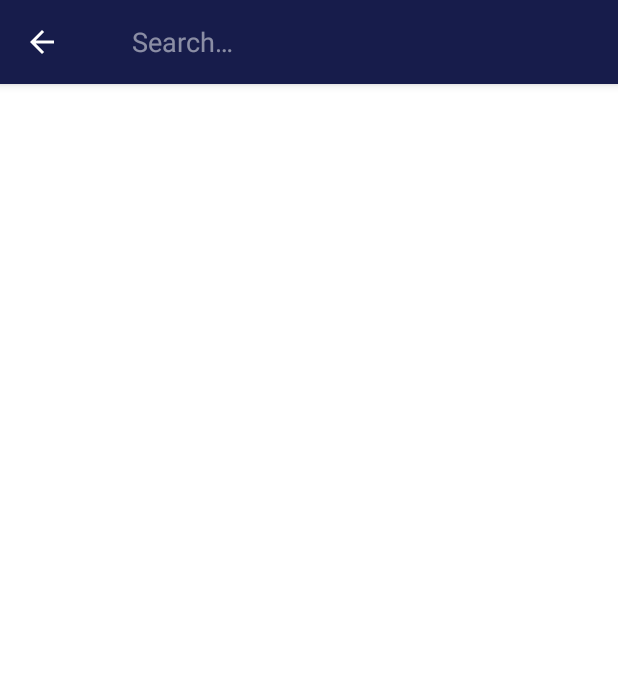
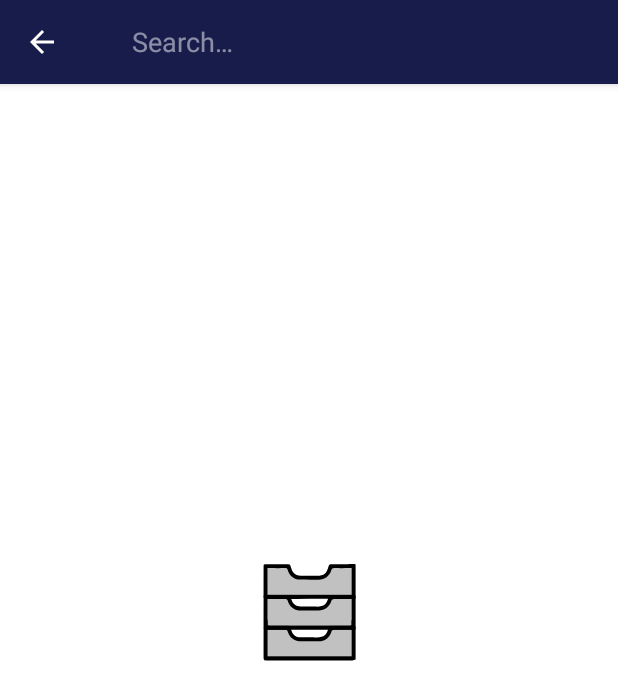
Before and after one commit to rizqyfitrianto1/Seribu-Tour, an Android app: the ListByCategoryAct screen opened directly, with no data from a screen before it, after a tap on "Cari", on a phone screen of 412 x 824 dp. Shown: the top 700 px of the screen. Run offline under Robolectric (Android 15) with nearby library versions, the phone set to English and light mode, and no system bars; our stand-ins replace Firebase (no records; nobody signed in at launch, a user with empty details on screens opened directly); libraries missing offline, so code that uses them is left out: es.dmoral.toasty.

Commit message:
second commit

```diff
--- a/app/src/main/java/com/example/belajarmaps/Admin/Activity/AccountAdminActivity.kt
+++ b/app/src/main/java/com/example/belajarmaps/Admin/Activity/AccountAdminActivity.kt
@@ -60,7 +60,7 @@ class AccountAdminActivity : AppCompatActivity() {
     private fun getDataUser() {
         val firebaseUser = FirebaseAuth.getInstance().currentUser?.uid.toString()
         reference = FirebaseDatabase.getInstance().reference.child("Users")
-        reference.child(firebaseUser).addListenerForSingleValueEvent(object : ValueEventListener {
+        reference.child(firebaseUser).addValueEventListener(object : ValueEventListener {
             override fun onDataChange(p0: DataSnapshot) {
                 if (p0.exists()){
                     val photo = p0.child("photo").value.toString()
--- a/app/src/main/java/com/example/belajarmaps/Admin/Activity/CategoryActivity.kt
+++ b/app/src/main/java/com/example/belajarmaps/Admin/Activity/CategoryActivity.kt
@@ -51,9 +51,10 @@ class CategoryActivity : AppCompatActivity() {
 
     private fun getCategory() {
         reference = FirebaseDatabase.getInstance().reference.child("Category")
-        reference.addListenerForSingleValueEvent(object : ValueEventListener {
+        reference.addValueEventListener(object : ValueEventListener {
             override fun onDataChange(dataSnapshot: DataSnapshot) {
                 if(dataSnapshot.exists()) {
+                    backup.visibility = View.GONE
                     mCategory.clear()
                     for (datasnapshot1: DataSnapshot in dataSnapshot.children) {
                         val p: Category = datasnapshot1.getValue(Category::class.java) as Category
@@ -62,9 +63,6 @@ class CategoryActivity : AppCompatActivity() {
                     categoryAdapter = CategoryAdminAdapter(mCategory , this@CategoryActivity)
                     recyclerView.adapter = categoryAdapter
                     categoryAdapter.notifyDataSetChanged()
-                }else{
-                    recyclerView.visibility = View.GONE
-                    backup.visibility = View.VISIBLE
                 }
             }
 
--- a/app/src/main/java/com/example/belajarmaps/Admin/Activity/FAQAdminActivtiy.kt
+++ b/app/src/main/java/com/example/belajarmaps/Admin/Activity/FAQAdminActivtiy.kt
@@ -54,9 +54,10 @@ class FAQAdminActivtiy : AppCompatActivity() {
     }
 
     private fun getFAQ() {
-        reference.addListenerForSingleValueEvent(object : ValueEventListener {
+        reference.addValueEventListener(object : ValueEventListener {
             override fun onDataChange(dataSnapshot: DataSnapshot) {
                 if (dataSnapshot.exists()) {
+                    backup_faq.visibility = View.GONE
                     mFAQ.clear()
                     for (datasnapshot1: DataSnapshot in dataSnapshot.children) {
                         val faq: FAQ = datasnapshot1.getValue(FAQ::class.java) as FAQ
@@ -65,9 +66,6 @@ class FAQAdminActivtiy : AppCompatActivity() {
                     faqAdapter = FAQAdminAdapter(mFAQ, this@FAQAdminActivtiy)
                     recyclerView.adapter = faqAdapter
                     faqAdapter.notifyDataSetChanged()
-                } else {
-                    recyclerView.visibility = View.GONE
-                    backup_faq.visibility = View.VISIBLE
                 }
             }
 
--- a/app/src/main/java/com/example/belajarmaps/Admin/Activity/PaketWisataActivity.kt
+++ b/app/src/main/java/com/example/belajarmaps/Admin/Activity/PaketWisataActivity.kt
@@ -65,10 +65,11 @@ class PaketWisataActivity : AppCompatActivity() {
 
     private fun getWisata() {
         reference = FirebaseDatabase.getInstance().reference.child("Wisata")
-        reference.addListenerForSingleValueEvent(object : ValueEventListener {
+        reference.addValueEventListener(object : ValueEventListener {
             override fun onDataChange(dataSnapshot: DataSnapshot) {
                 if(dataSnapshot.exists()) {
                     mWisata.clear()
+                    backup.visibility = View.GONE
                     for (datasnapshot1: DataSnapshot in dataSnapshot.children) {
                         val p: Wisata = datasnapshot1.getValue(Wisata::class.java) as Wisata
                         mWisata.add(p)
@@ -76,9 +77,6 @@ class PaketWisataActivity : AppCompatActivity() {
                     wisataAdapter = WisataAdminAdapter(mWisata, this@PaketWisataActivity)
                     recyclerView.adapter = wisataAdapter
                     wisataAdapter.notifyDataSetChanged()
-                }else{
-                    recyclerView.visibility = View.GONE
-                    backup.visibility = View.VISIBLE
                 }
             }
 
--- a/app/src/main/java/com/example/belajarmaps/Admin/Fragment/OrderActiveFragment.kt
+++ b/app/src/main/java/com/example/belajarmaps/Admin/Fragment/OrderActiveFragment.kt
@@ -41,7 +41,7 @@ class OrderActiveFragment : Fragment() {
 
     private fun getOrders() {
         reference = FirebaseDatabase.getInstance().reference.child("Order")
-        reference.orderByChild("status").equalTo("Ticket Aktif").addListenerForSingleValueEvent(object : ValueEventListener {
+        reference.orderByChild("status").equalTo("Ticket Aktif").addValueEventListener(object : ValueEventListener {
             override fun onDataChange(dataSnapshot: DataSnapshot) {
                 if(dataSnapshot.exists()) {
                     mTicket.clear()
--- a/app/src/main/java/com/example/belajarmaps/Admin/Fragment/OrderUsedFragment.kt
+++ b/app/src/main/java/com/example/belajarmaps/Admin/Fragment/OrderUsedFragment.kt
@@ -41,7 +41,7 @@ class OrderUsedFragment : Fragment() {
 
     private fun getOrders() {
         reference = FirebaseDatabase.getInstance().reference.child("Order")
-        reference.orderByChild("status").equalTo("Sudah Digunakan").addListenerForSingleValueEvent(object : ValueEventListener {
+        reference.orderByChild("status").equalTo("Sudah Digunakan").addValueEventListener(object : ValueEventListener {
             override fun onDataChange(dataSnapshot: DataSnapshot) {
                 if(dataSnapshot.exists()) {
                     mTicket.clear()
--- a/app/src/main/java/com/example/belajarmaps/Customer/Fragment/AccountFragment.kt
+++ b/app/src/main/java/com/example/belajarmaps/Customer/Fragment/AccountFragment.kt
@@ -76,7 +76,7 @@ class AccountFragment : Fragment() {
     private fun getDataUser(){
         val firebaseUser = FirebaseAuth.getInstance().currentUser?.uid.toString()
         reference = FirebaseDatabase.getInstance().reference.child("Users")
-        reference.child(firebaseUser).addListenerForSingleValueEvent(object : ValueEventListener {
+        reference.child(firebaseUser).addValueEventListener(object : ValueEventListener {
             override fun onDataChange(p0: DataSnapshot) {
                 if (p0.exists()){
                     val photo = p0.child("photo").value.toString()
--- a/app/src/main/java/com/example/belajarmaps/Customer/Fragment/TicketActiveFragment.kt
+++ b/app/src/main/java/com/example/belajarmaps/Customer/Fragment/TicketActiveFragment.kt
@@ -49,9 +49,10 @@ class TicketActiveFragment : Fragment() {
     private fun getTicket(userid: String) {
         reference = FirebaseDatabase.getInstance().reference.child("MyTicket").child(userid)
         reference.orderByChild("status").equalTo("Ticket Aktif")
-            .addListenerForSingleValueEvent(object : ValueEventListener {
+            .addValueEventListener(object : ValueEventListener {
                 override fun onDataChange(dataSnapshot: DataSnapshot) {
                     if(dataSnapshot.exists()) {
+                        ll_no_ticket.visibility = View.GONE
                         mTicket.clear()
                         for (datasnapshot1: DataSnapshot in dataSnapshot.children) {
                             val p: Ticket = datasnapshot1.getValue(Ticket::class.java) as Ticket
@@ -60,8 +61,6 @@ class TicketActiveFragment : Fragment() {
                         ticketAdapter = context?.let { TicketAdapter(mTicket, it) }!!
                         recyclerView.adapter = ticketAdapter
                         ticketAdapter.notifyDataSetChanged()
-                    }else{
-                        ll_no_ticket.visibility = View.VISIBLE
                     }
                 }
 
--- a/app/src/main/java/com/example/belajarmaps/Customer/Fragment/TicketUsedFragment.kt
+++ b/app/src/main/java/com/example/belajarmaps/Customer/Fragment/TicketUsedFragment.kt
@@ -48,9 +48,10 @@ class TicketUsedFragment : Fragment() {
     private fun getTicket(userid: String) {
         reference = FirebaseDatabase.getInstance().reference.child("MyTicket").child(userid)
         reference.orderByChild("status").equalTo("Sudah Digunakan")
-            .addListenerForSingleValueEvent(object : ValueEventListener {
+            .addValueEventListener(object : ValueEventListener {
                 override fun onDataChange(dataSnapshot: DataSnapshot) {
                     if(dataSnapshot.exists()) {
+                        ll_no_ticket.visibility = View.GONE
                         mTicket.clear()
                         for (datasnapshot1: DataSnapshot in dataSnapshot.children) {
                             val p: Ticket = datasnapshot1.getValue(Ticket::class.java) as Ticket
@@ -59,8 +60,6 @@ class TicketUsedFragment : Fragment() {
                         ticketAdapter = context?.let { TicketAdapter(mTicket, it) }!!
                         recyclerView.adapter = ticketAdapter
                         ticketAdapter.notifyDataSetChanged()
-                    }else{
-                        ll_no_ticket.visibility = View.VISIBLE
                     }
                 }
 
--- a/app/src/main/res/layout/activity_category.xml
+++ b/app/src/main/res/layout/activity_category.xml
@@ -42,7 +42,6 @@
 
     <RelativeLayout
             android:id="@+id/backup"
-            android:visibility="gone"
             android:layout_width="match_parent"
             android:layout_height="match_parent">
 
--- a/app/src/main/res/layout/activity_faq_admin.xml
+++ b/app/src/main/res/layout/activity_faq_admin.xml
@@ -30,7 +30,6 @@
 
     <RelativeLayout
             android:id="@+id/backup_faq"
-            android:visibility="gone"
             android:layout_width="match_parent"
             android:layout_height="match_parent">
 
--- a/app/src/main/res/layout/activity_list_by_category.xml
+++ b/app/src/main/res/layout/activity_list_by_category.xml
@@ -39,6 +39,25 @@
     </ScrollView>
 
     <RelativeLayout
+            android:id="@+id/backup"
+            android:layout_width="match_parent"
+            android:layout_height="match_parent">
+
+        <com.airbnb.lottie.LottieAnimationView
+                android:layout_marginTop="10dp"
+                app:lottie_fileName="11192-empty.json"
+                app:lottie_loop="true"
+                app:lottie_autoPlay="true"
+                android:layout_centerInParent="true"
+                android:scaleType="fitXY"
+                android:layout_width="120dp"
+                android:layout_height="120dp">
+
+        </com.airbnb.lottie.LottieAnimationView>
+
+    </RelativeLayout>
+
+    <RelativeLayout
             android:id="@+id/loading"
             android:visibility="gone"
             android:layout_width="match_parent"
--- a/app/src/main/res/layout/activity_paket_wisata.xml
+++ b/app/src/main/res/layout/activity_paket_wisata.xml
@@ -42,7 +42,6 @@
 
     <RelativeLayout
             android:id="@+id/backup"
-            android:visibility="gone"
             android:layout_width="match_parent"
             android:layout_height="match_parent">
 
--- a/app/src/main/res/layout/fragment_ticket_active.xml
+++ b/app/src/main/res/layout/fragment_ticket_active.xml
@@ -25,7 +25,6 @@
 
     <LinearLayout
             android:id="@+id/ll_no_ticket"
-            android:visibility="gone"
             android:layout_width="wrap_content"
             android:layout_height="wrap_content"
             android:layout_centerInParent="true"
--- a/app/src/main/res/layout/fragment_ticket_used.xml
+++ b/app/src/main/res/layout/fragment_ticket_used.xml
@@ -25,7 +25,6 @@
 
     <LinearLayout
             android:id="@+id/ll_no_ticket"
-            android:visibility="gone"
             android:layout_width="wrap_content"
             android:layout_height="wrap_content"
             android:layout_centerInParent="true"
```
Also changed, not shown: app/src/main/java/com/example/belajarmaps/Admin/Activity/QueryAndSearchAct.kt (+12 -2 lines), app/src/main/java/com/example/belajarmaps/Admin/Adapter/WisataAdminAdapter.kt (+10 -3 lines), app/src/main/java/com/example/belajarmaps/Customer/Activity/ListByCategoryAct.kt (+6 -6 lines).
